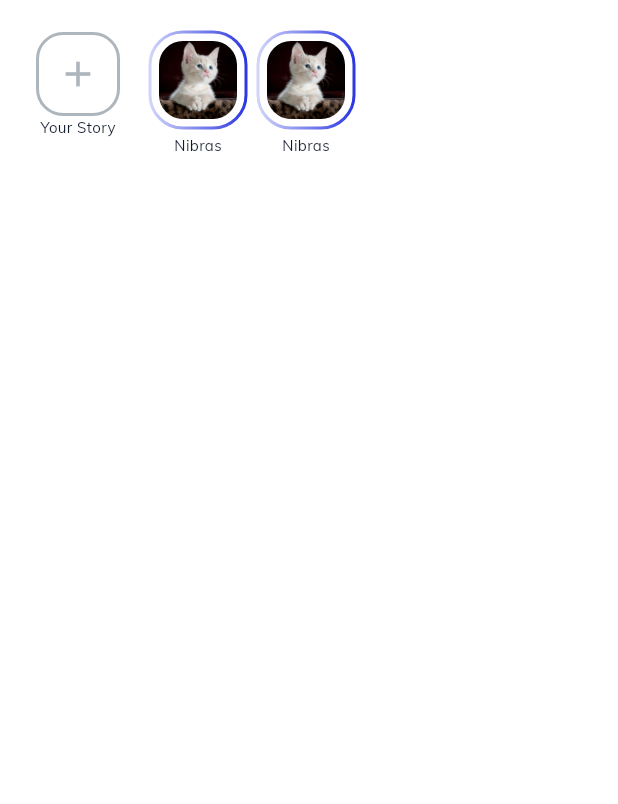
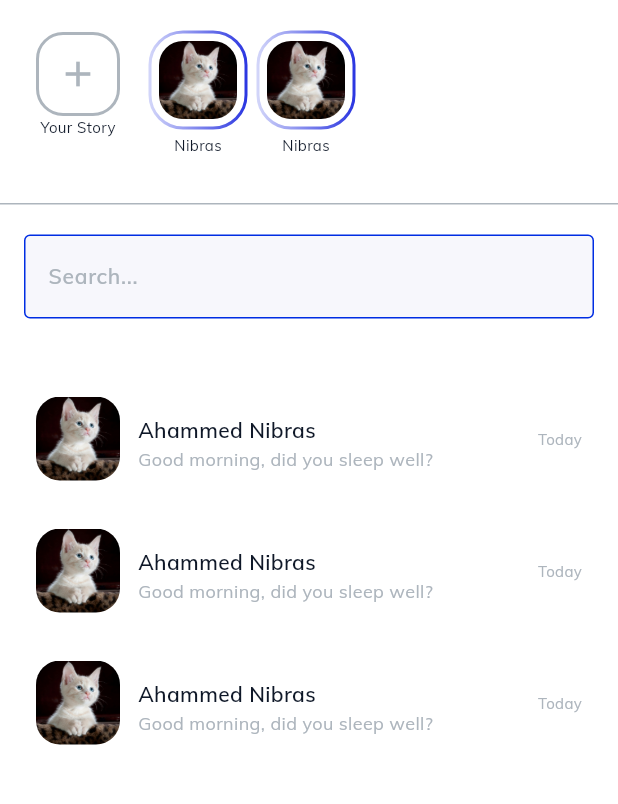
Before and after one commit to ahammednibras8/flutter-chat-app, a Flutter app: the screen it shows after launch, on a phone screen of 412 x 824 dp, the part 82-886 px from its top. Run offline on Flutter 3.47's test engine with Material 3 defaults, Android fonts, the phone set to English and light mode, and no system bars; our stand-ins replace image_picker, intl_phone_field.

Commit message:
Added Chat Widget

```diff
--- a/lib/core/app_typography.dart
+++ b/lib/core/app_typography.dart
@@ -46,6 +46,12 @@ class AppTypography {
   );
 
   //Metadata
+  static const TextStyle metadata1 = TextStyle(
+    fontFamily: _fontFamily,
+    fontSize: 12,
+    height: 0.6,
+  );
+
   static const TextStyle metadata2 = TextStyle(
     fontFamily: _fontFamily,
     fontSize: 10,
--- a/lib/screens/chat_screen.dart
+++ b/lib/screens/chat_screen.dart
@@ -1,6 +1,8 @@
 import 'package:flutter/material.dart';
 import 'package:flutter_chat_app/core/app_colors.dart';
+import 'package:flutter_chat_app/widgets/chat_widget.dart';
 import 'package:flutter_chat_app/widgets/my_appbar.dart';
+import 'package:flutter_chat_app/widgets/my_text_field.dart';
 import 'package:flutter_chat_app/widgets/story_widget.dart';
 
 class ChatScreen extends StatelessWidget {
@@ -8,8 +10,10 @@ class ChatScreen extends StatelessWidget {
 
   @override
   Widget build(BuildContext context) {
-    return const Scaffold(
-      appBar: MyAppbar(
+    return GestureDetector(
+      onTap: () => FocusScope.of(context).unfocus(),
+      child: Scaffold(
+        appBar: const MyAppbar(
           title: 'Chats',
           actions: [
             Icon(
@@ -28,8 +32,29 @@ class ChatScreen extends StatelessWidget {
         ),
         body: Column(
           children: [
-          StoryWidget(),
+            const StoryWidget(),
+            Container(
+              height: 1,
+              width: double.infinity,
+              color: AppColors.disabled,
+            ),
+            const Padding(
+              padding: EdgeInsets.symmetric(horizontal: 16, vertical: 8),
+              child: Column(
+                children: [
+                  MyTextField(label: 'Search...'),
+                  SizedBox(height: 16),
                 ],
+              ),
+            ),
+            Expanded(
+              child: ListView.builder(
+                itemCount: 3,
+                itemBuilder: (context, index) => const ChatWidget(),
+              ),
+            ),
+          ],
+        ),
       ),
     );
   }
--- /dev/null
+++ b/lib/widgets/chat_widget.dart
@@ -0,0 +1,69 @@
+import 'package:flutter/material.dart';
+import 'package:flutter_chat_app/core/app_colors.dart';
+import 'package:flutter_chat_app/core/app_typography.dart';
+
+class ChatWidget extends StatelessWidget {
+  const ChatWidget({super.key});
+
+  @override
+  Widget build(BuildContext context) {
+    return Padding(
+      padding: const EdgeInsets.symmetric(horizontal: 24, vertical: 16),
+      child: Row(
+        children: [
+          Container(
+            width: 56,
+            height: 56,
+            decoration: BoxDecoration(
+              color: Colors.white,
+              borderRadius: BorderRadius.circular(18),
+            ),
+            child: ClipRRect(
+              borderRadius: BorderRadius.circular(16),
+              child: Image.asset(
+                'assets/images/profile.jpeg',
+                fit: BoxFit.cover,
+              ),
+            ),
+          ),
+          const SizedBox(width: 12),
+          Expanded(
+            child: Row(
+              mainAxisAlignment: MainAxisAlignment.spaceBetween,
+              children: [
+                Column(
+                  crossAxisAlignment: CrossAxisAlignment.start,
+                  children: [
+                    Text(
+                      'Ahammed Nibras',
+                      style: AppTypography.body1.copyWith(
+                        color: AppColors.active,
+                      ),
+                    ),
+                    const SizedBox(height: 4),
+                    Text(
+                      'Good morning, did you sleep well?',
+                      style: AppTypography.metadata1.copyWith(
+                        color: AppColors.disabled,
+                      ),
+                    )
+                  ],
+                ),
+                Column(
+                  children: [
+                    Text(
+                      'Today',
+                      style: AppTypography.metadata2.copyWith(
+                        color: AppColors.disabled,
+                      ),
+                    ),
+                  ],
+                )
+              ],
+            ),
+          )
+        ],
+      ),
+    );
+  }
+}
```
Lines whose indentation alone changed are shown as unchanged.
